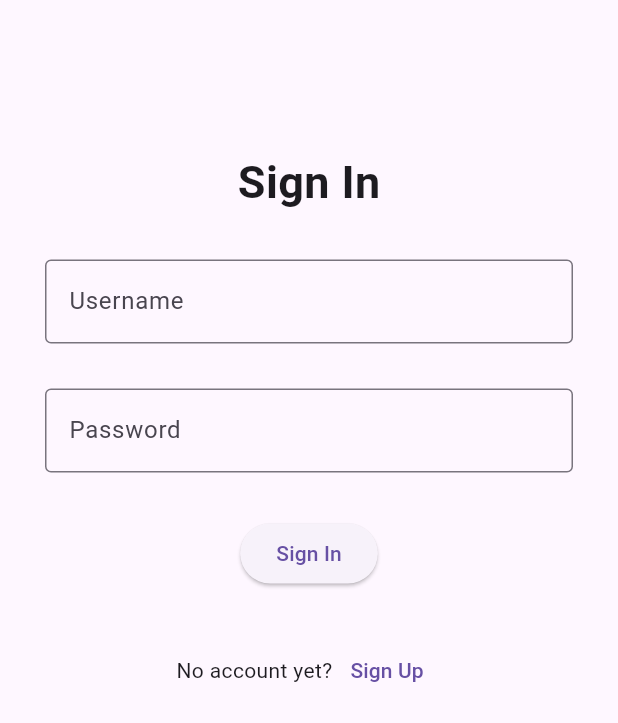
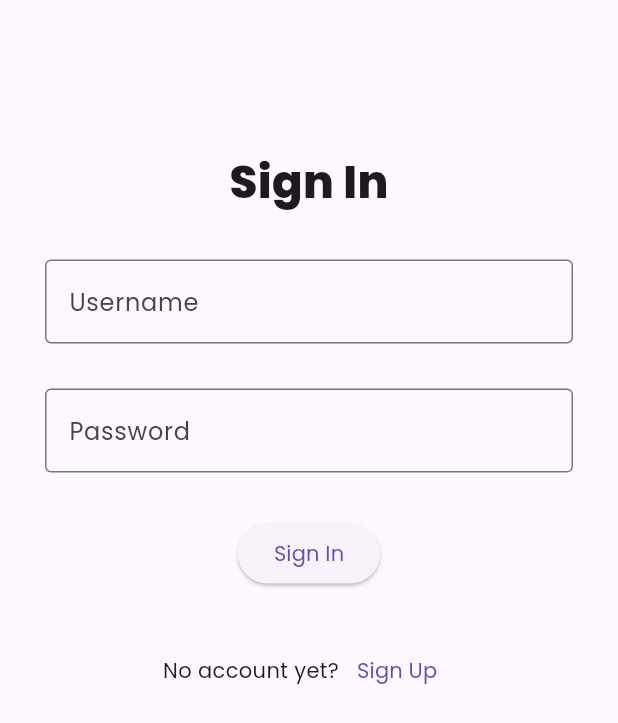
Before and after one commit to rdimaanojr/Hakbay, a Flutter app: the screen it shows after launch, on a phone screen of 412 x 824 dp. Shown: the top 723 px of the screen. Run offline on Flutter 3.47's test engine with Material 3 defaults, Android fonts, the phone set to English and light mode, and no system bars; our stand-ins replace cloud_firestore, firebase_auth, firebase_core, go_router, image_picker, logger; accounts and stored records are empty; generated files the repository leaves out were written again.

Commit message:
chore: ADD fonts

```diff
--- a/hakbay/lib/main.dart
+++ b/hakbay/lib/main.dart
@@ -31,8 +31,6 @@ Future<void> main() async {
     ),
   );
 }
-
-final GlobalKey<NavigatorState> _rootNavigatorKey = GlobalKey<NavigatorState>();
 
 final GoRouter _router = GoRouter(
   initialLocation: "/",
@@ -113,6 +111,10 @@ class RootWidget extends StatelessWidget {
   @override
   Widget build(BuildContext context) {
     return MaterialApp.router(
+      theme: ThemeData(
+        fontFamily: 'Poppins',
+        useMaterial3: true,
+      ),
       debugShowCheckedModeBanner: false,
       routerConfig: _router,
     );
```
Also changed, not shown: hakbay/pubspec.yaml (+16 -14 lines), hakbay/assets/fonts/Poppins-ExtraBold.ttf (added), hakbay/assets/fonts/Poppins-Italic.ttf (added), hakbay/assets/fonts/Poppins-Light.ttf (added), hakbay/assets/fonts/Poppins-Regular.ttf (added), hakbay/assets/fonts/Poppins-SemiBold.ttf (added).
